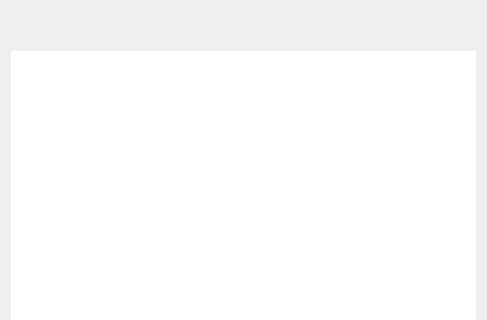
The window that src/qt/forms/receiverequestdialog.ui (navcoin/navcoin-core) describes before a commit, drawn with Qt 5; both pictures show x 0 to 487 and y 0 to 320 of the 487 by 597 pixel window.
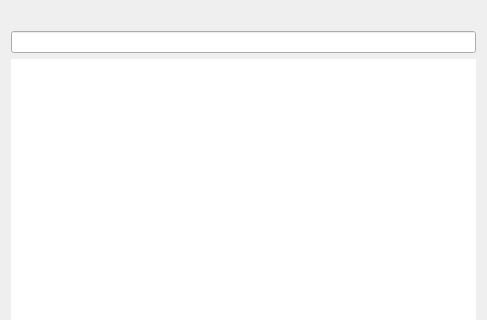
The same window after the commit. Custom widgets are drawn as their Qt base class.

Commit message: Updated address label to be readOnly line edit

Diff of the .ui file:
```diff
--- a/src/qt/forms/receiverequestdialog.ui
+++ b/src/qt/forms/receiverequestdialog.ui
@@ -31,7 +31,10 @@
     </widget>
    </item>
    <item>
-    <widget class="QLabel" name="lblAddress">
+    <widget class="QLineEdit" name="lblAddress">
+     <property name="readOnly">
+      <bool>true</bool>
+     </property>
      <property name="alignment">
       <set>Qt::AlignCenter</set>
      </property>
```
The commit also changes 5 other files.
